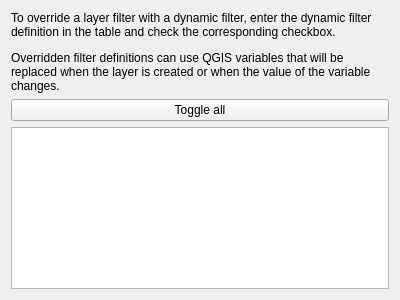
This is Ui_ConfigWidget.ui in elpaso/qgis-subset-expression-plugin as Qt 5 draws it before an edit. The edited form follows.
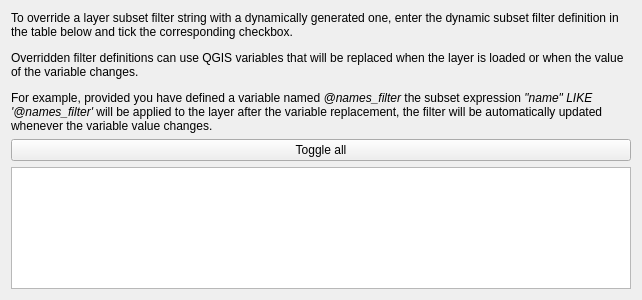
This is the edited form.

```diff
--- a/Ui_ConfigWidget.ui
+++ b/Ui_ConfigWidget.ui
@@ -6,7 +6,7 @@
    <rect>
     <x>0</x>
     <y>0</y>
-    <width>400</width>
+    <width>642</width>
     <height>300</height>
    </rect>
   </property>
@@ -17,7 +17,7 @@
    <item>
     <widget class="QLabel" name="label">
      <property name="text">
-      <string>&lt;html&gt;&lt;head/&gt;&lt;body&gt;&lt;p&gt;To override a layer filter with a dynamic filter, enter the dynamic filter definition in the table and check the corresponding checkbox.&lt;/p&gt;&lt;p&gt;Overridden filter definitions can use QGIS variables that will be replaced when the layer is created or when the value of the variable changes.&lt;/p&gt;&lt;/body&gt;&lt;/html&gt;</string>
+      <string>&lt;html&gt;&lt;head/&gt;&lt;body&gt;&lt;p&gt;To override a layer subset filter string with a dynamically generated one, enter the dynamic subset filter definition in the table below and tick the corresponding checkbox.&lt;/p&gt;&lt;p&gt;Overridden filter definitions can use QGIS variables that will be replaced when the layer is loaded or when the value of the variable changes.&lt;/p&gt;&lt;p&gt;For example, provided you have defined a variable named &lt;span style=&quot; font-style:italic;&quot;&gt;@names_filter&lt;/span&gt; the subset expression &lt;span style=&quot; font-style:italic;&quot;&gt;&amp;quot;name&amp;quot; LIKE '@names_filter'&lt;/span&gt; will be applied to the layer after the variable replacement, the filter will be automatically updated whenever the variable value changes.&lt;/p&gt;&lt;/body&gt;&lt;/html&gt;</string>
      </property>
      <property name="wordWrap">
       <bool>true</bool>
```
